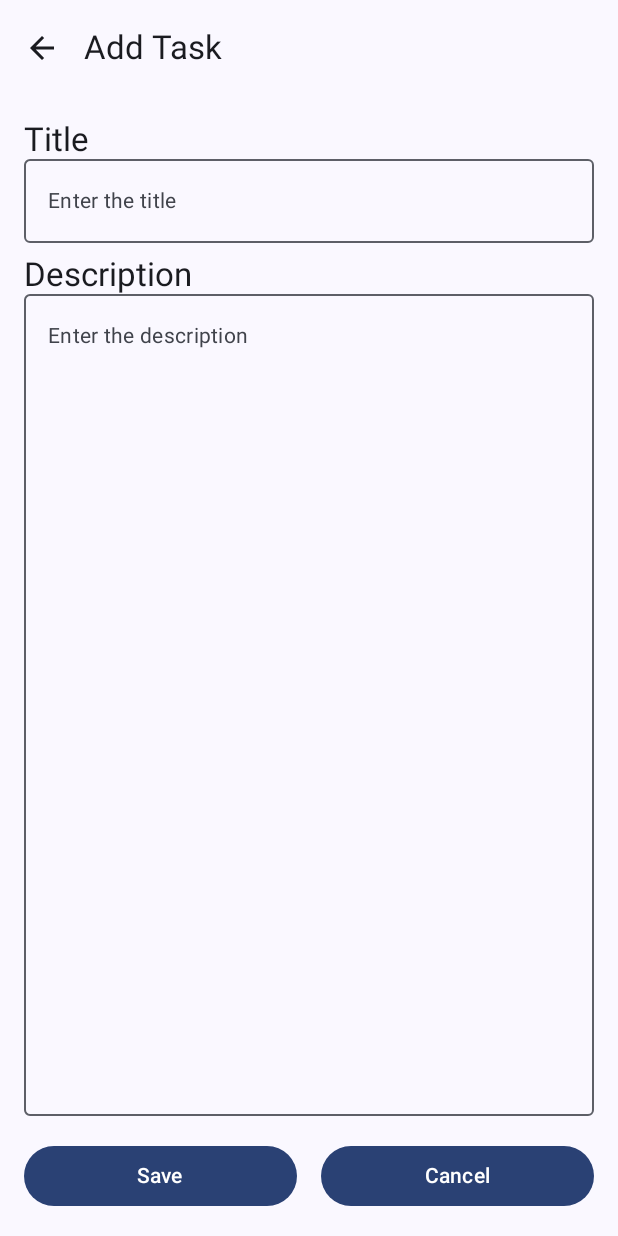
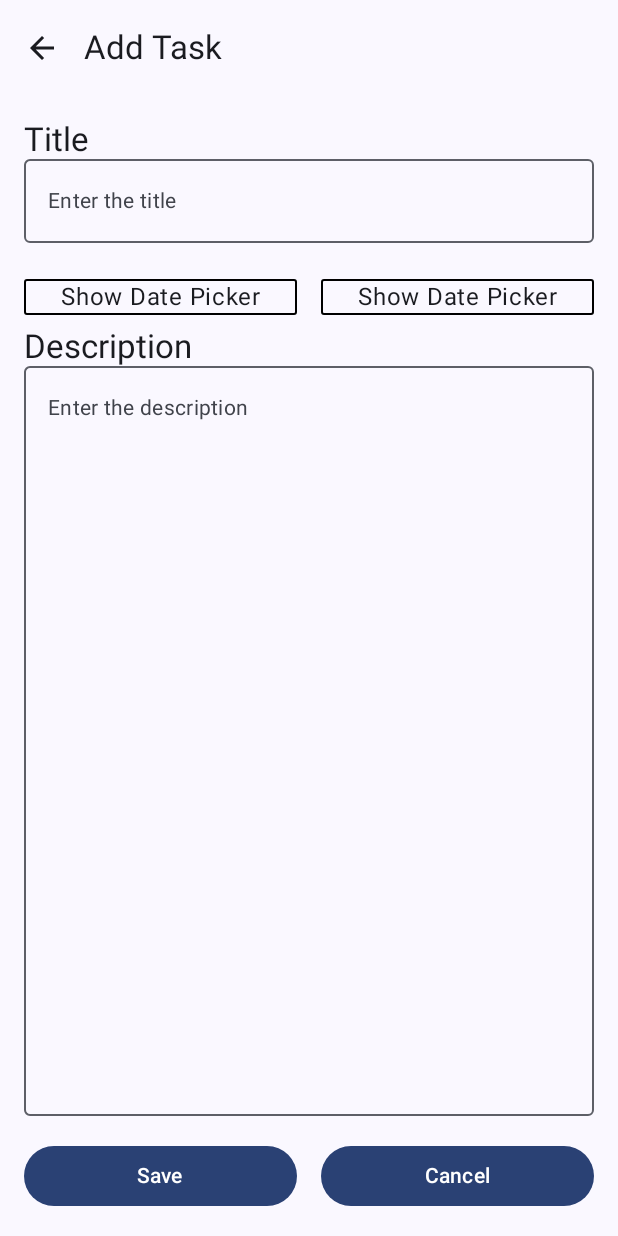
Before and after one commit to kumgold/calendar-clone, an Android app built with Jetpack Compose: the AddEditTaskScreen screen opened through its navigation route, on a phone screen of 412 x 824 dp. Run offline under Robolectric (Android 15) with nearby library versions, the phone set to English and light mode, and no system bars; our stand-ins replace Dagger/Hilt's generated code.

Commit message:
add date picker

```diff
--- a/app/build.gradle.kts
+++ b/app/build.gradle.kts
@@ -88,7 +88,7 @@ dependencies {
     implementation("androidx.compose.ui:ui")
     implementation("androidx.compose.ui:ui-graphics")
     implementation("androidx.compose.ui:ui-tooling-preview")
-    implementation("androidx.compose.material3:material3")
+    implementation("androidx.compose.material3:material3:1.2.0-alpha10")
     implementation("androidx.compose.foundation:foundation")
 
     testImplementation("junit:junit:4.13.2")
--- a/app/src/main/java/com/goldcompany/apps/todoapplication/addedittask/AddEditTaskScreen.kt
+++ b/app/src/main/java/com/goldcompany/apps/todoapplication/addedittask/AddEditTaskScreen.kt
@@ -1,7 +1,9 @@
 package com.goldcompany.apps.todoapplication.addedittask
 
 import androidx.annotation.StringRes
-import androidx.compose.foundation.background
+import androidx.compose.foundation.border
+import androidx.compose.foundation.clickable
+import androidx.compose.foundation.layout.Box
 import androidx.compose.foundation.layout.Column
 import androidx.compose.foundation.layout.Row
 import androidx.compose.foundation.layout.Spacer
@@ -10,32 +12,43 @@ import androidx.compose.foundation.layout.fillMaxWidth
 import androidx.compose.foundation.layout.height
 import androidx.compose.foundation.layout.padding
 import androidx.compose.foundation.layout.width
+import androidx.compose.foundation.shape.RoundedCornerShape
 import androidx.compose.material3.Button
+import androidx.compose.material3.DatePicker
+import androidx.compose.material3.DatePickerDialog
 import androidx.compose.material3.ExperimentalMaterial3Api
 import androidx.compose.material3.MaterialTheme
 import androidx.compose.material3.OutlinedTextField
 import androidx.compose.material3.Scaffold
+import androidx.compose.material3.SelectableDates
 import androidx.compose.material3.SnackbarDuration
 import androidx.compose.material3.SnackbarHost
 import androidx.compose.material3.SnackbarHostState
 import androidx.compose.material3.Text
+import androidx.compose.material3.rememberDatePickerState
 import androidx.compose.runtime.Composable
 import androidx.compose.runtime.LaunchedEffect
 import androidx.compose.runtime.collectAsState
 import androidx.compose.runtime.getValue
+import androidx.compose.runtime.mutableStateOf
 import androidx.compose.runtime.remember
+import androidx.compose.runtime.setValue
+import androidx.compose.ui.Alignment
 import androidx.compose.ui.Modifier
-import androidx.compose.ui.graphics.Color
-import androidx.compose.ui.graphics.RectangleShape
-import androidx.compose.ui.graphics.Shape
+import androidx.compose.ui.res.colorResource
 import androidx.compose.ui.res.dimensionResource
 import androidx.compose.ui.res.stringResource
+import androidx.compose.ui.text.style.TextAlign
+import androidx.compose.ui.unit.dp
 import androidx.hilt.navigation.compose.hiltViewModel
 import com.goldcompany.apps.todoapplication.R
 import com.goldcompany.apps.todoapplication.compose.LoadingAnimation
 import com.goldcompany.apps.todoapplication.compose.TitleTopAppBar
+import java.time.Instant
+import java.time.LocalDateTime
+import java.time.ZoneId
+import java.time.format.DateTimeFormatter
 
-@OptIn(ExperimentalMaterial3Api::class)
 @Composable
 fun AddEditTaskScreen(
     modifier: Modifier = Modifier,
@@ -149,6 +162,20 @@ private fun EditTaskScreen(
             isSingleLine = true
         )
         Spacer(modifier = Modifier.height(dimensionResource(id = R.dimen.vertical_margin)))
+        Row(
+            modifier = Modifier
+                .fillMaxWidth()
+                .padding(top = dimensionResource(id = R.dimen.horizontal_margin))
+        ) {
+            SelectTaskDatesView(
+                modifier = Modifier.weight(1f)
+            )
+            Spacer(modifier = Modifier.width(dimensionResource(id = R.dimen.horizontal_margin)))
+            SelectTaskDatesView(
+                modifier = Modifier.weight(1f)
+            )
+        }
+        Spacer(modifier = Modifier.height(dimensionResource(id = R.dimen.vertical_margin)))
         TaskTextInputView(
             modifier = Modifier
                 .fillMaxWidth()
@@ -181,7 +208,95 @@ private fun EditTaskScreen(
     }
 }
 
+@Composable
+private fun SelectTaskDatesView(
+    modifier: Modifier,
+) {
+    var date by remember {
+        mutableStateOf("Show Date Picker")
+    }
+    var isShowDatePickerDialog by remember {
+        mutableStateOf(false)
+    }
+
+    Box(
+        modifier = modifier.border(
+            width = 1.dp,
+            color = colorResource(id = R.color.black),
+            shape = RoundedCornerShape(2.dp)
+        ),
+        contentAlignment = Alignment.Center
+    ) {
+        Text(
+            modifier = Modifier
+                .fillMaxWidth()
+                .clickable {
+                isShowDatePickerDialog = true
+            },
+            text = date,
+            textAlign = TextAlign.Center
+        )
+    }
+
+    if (isShowDatePickerDialog) {
+        TaskDatePickerDialog(
+            onDateSelected = { date = it },
+            onDismiss = { isShowDatePickerDialog = false }
+        )
+    }
+}
+
 @OptIn(ExperimentalMaterial3Api::class)
+@Composable
+private fun TaskDatePickerDialog(
+    onDateSelected: (String) -> Unit,
+    onDismiss: () -> Unit
+) {
+    val datePickerState = rememberDatePickerState(
+        selectableDates = object : SelectableDates {
+            override fun isSelectableDate(utcTimeMillis: Long): Boolean {
+                return utcTimeMillis <= System.currentTimeMillis()
+            }
+        }
+    )
+    val selectedDate = datePickerState.selectedDateMillis?.let {
+        convertMilliToDate(it)
+    } ?: ""
+
+    DatePickerDialog(
+        onDismissRequest = { onDismiss() },
+        confirmButton = {
+            Button(
+                onClick = {
+                    onDateSelected(selectedDate)
+                    onDismiss()
+                }
+            ) {
+                Text(text = stringResource(id = R.string.ok))
+            }
+        },
+        dismissButton = {
+            Button(
+                onClick = {
+                    onDismiss()
+                }
+            ) {
+                Text(text = stringResource(id = R.string.cancel))
+            }
+        }
+    ) {
+        DatePicker(state = datePickerState)
+    }
+}
+
+private fun convertMilliToDate(milli: Long): String {
+    val formatter = DateTimeFormatter.ofPattern("yyyy-MM-dd")
+    val instant = Instant.ofEpochMilli(milli)
+    val date = LocalDateTime.ofInstant(instant, ZoneId.systemDefault())
+
+    return formatter.format(date)
+}
+
 @Composable
 private fun TaskTextInputView(
     modifier: Modifier,
--- a/app/src/main/res/values/strings.xml
+++ b/app/src/main/res/values/strings.xml
@@ -3,6 +3,7 @@
 
 <!--    Default-->
     <string name="save">Save</string>
+    <string name="ok">OK</string>
     <string name="cancel">Cancel</string>
     <string name="menu">Menu</string>
     <string name="title">Title</string>
@@ -17,6 +18,8 @@
     <string name="add_task">Add Task</string>
     <string name="title_hint">Enter the title</string>
     <string name="description_hint">Enter the description</string>
+    <string name="start_date">Start Date</string>
+    <string name="end_date">End Date</string>
 
 <!--    Edit Task-->
 
```
